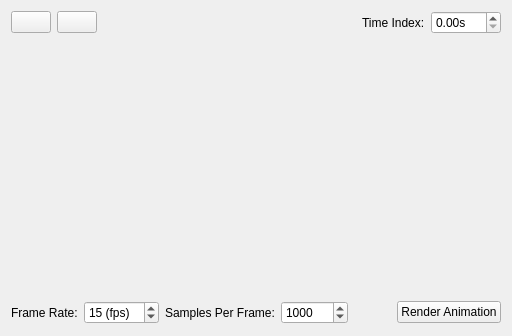
nagyistoce/voxrender, file Source/VoxRender/Interface/animatewidget.ui: the form before one commit.
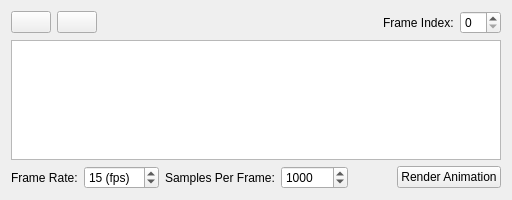
The form after the commit. Icons and pictures are not drawn.

What changed in the file:
```diff
--- a/Source/VoxRender/Interface/animatewidget.ui
+++ b/Source/VoxRender/Interface/animatewidget.ui
@@ -7,7 +7,7 @@
     <x>0</x>
     <y>0</y>
     <width>512</width>
-    <height>336</height>
+    <height>200</height>
    </rect>
   </property>
   <property name="sizePolicy">
@@ -72,60 +72,17 @@
      <item>
       <widget class="QLabel" name="label_time">
        <property name="text">
-        <string>Time Index:</string>
+        <string>Frame Index:</string>
        </property>
       </widget>
      </item>
      <item>
-      <widget class="QDoubleSpinBox" name="spinBox_time">
-       <property name="suffix">
-        <string>s</string>
-       </property>
-       <property name="minimum">
-        <double>0.000000000000000</double>
-       </property>
-       <property name="maximum">
-        <double>100.000000000000000</double>
-       </property>
-       <property name="value">
-        <double>0.000000000000000</double>
-       </property>
-      </widget>
+      <widget class="QSpinBox" name="spinBox_frame"/>
      </item>
     </layout>
    </item>
    <item>
-    <widget class="QFrame" name="frame_display">
-     <property name="sizePolicy">
-      <sizepolicy hsizetype="Expanding" vsizetype="Fixed">
-       <horstretch>255</horstretch>
-       <verstretch>255</verstretch>
-      </sizepolicy>
-     </property>
-     <property name="minimumSize">
-      <size>
-       <width>255</width>
-       <height>255</height>
-      </size>
-     </property>
-     <property name="maximumSize">
-      <size>
-       <width>999999</width>
-       <height>255</height>
-      </size>
-     </property>
-     <property name="frameShape">
-      <enum>QFrame::NoFrame</enum>
-     </property>
-     <property name="frameShadow">
-      <enum>QFrame::Sunken</enum>
-     </property>
-     <layout class="QGridLayout" name="animateLayout">
-      <property name="margin">
-       <number>0</number>
-      </property>
-     </layout>
-    </widget>
+    <widget class="QGraphicsView" name="view"/>
    </item>
    <item>
     <layout class="QHBoxLayout" name="horizontalLayout">
```
Left out of the diff: 6 changed lines with no effect on the pictures.
